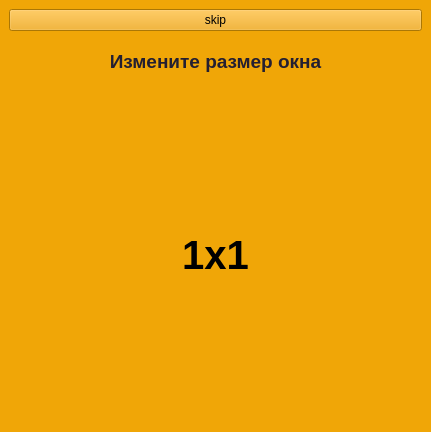
Qt form university/semester6/oop/laboratoryWork1/mainwindow.ui (codedarlie/oop-discipline) before a commit.
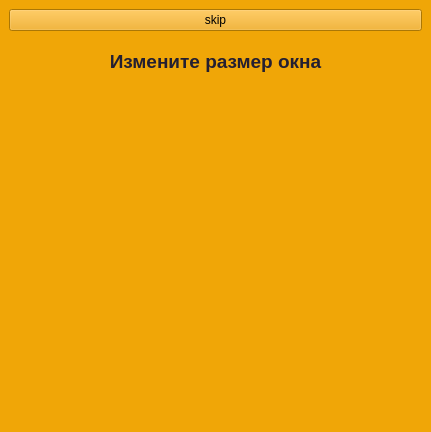
The same form after that commit. The open tabs and pages were chosen to show the change.

Commit message: Realized resize page

```diff
--- a/university/semester6/oop/laboratoryWork1/mainwindow.ui
+++ b/university/semester6/oop/laboratoryWork1/mainwindow.ui
@@ -1625,7 +1625,7 @@
            </font>
           </property>
           <property name="text">
-           <string>1x1</string>
+           <string/>
           </property>
           <property name="alignment">
            <set>Qt::AlignmentFlag::AlignCenter</set>
```
Left out of the diff: 4 changed lines with no effect on the pictures. The commit also changes 2 other files.
